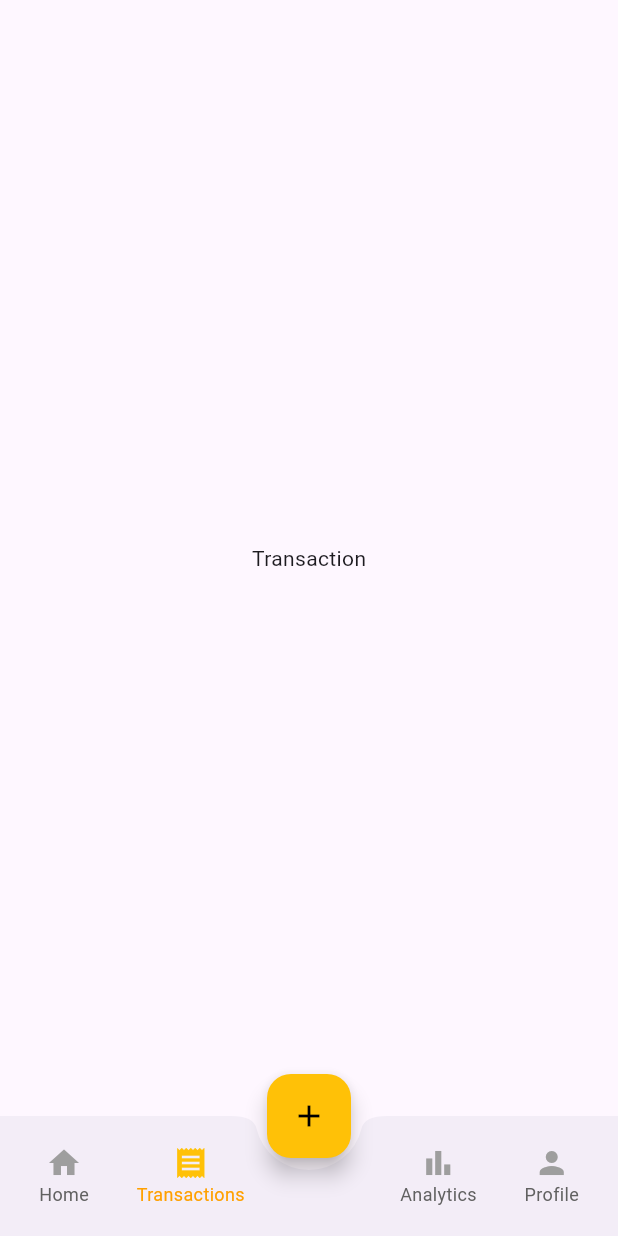
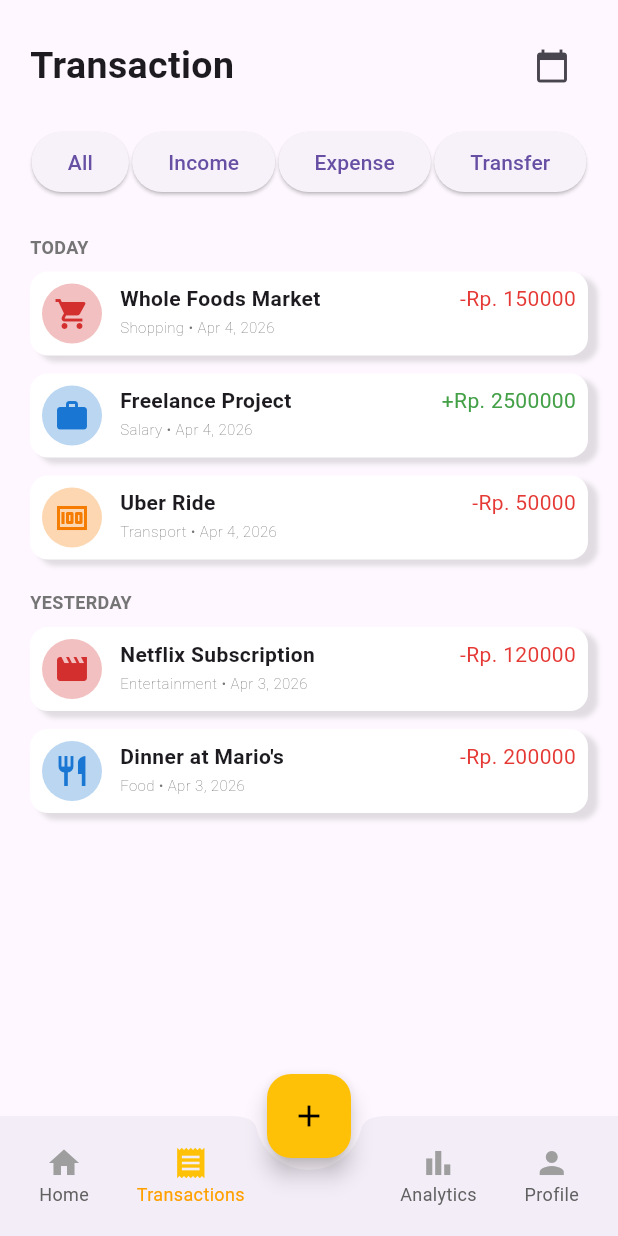
Before and after one commit to Pteraaaa/SoftEng_Kel10, a Flutter app: the TemplateScreen screen opened directly with empty values, item 2 of the bottom bar chosen, on a phone screen of 412 x 824 dp. Run offline on Flutter 3.47's test engine with Material 3 defaults, Android fonts, the phone set to English and light mode, and no system bars; our stand-ins replace google_sign_in, image_picker.

Commit message:
Transaction Screen 1

```diff
--- a/myapp/lib/Screens/TransactionScreen.dart
+++ b/myapp/lib/Screens/TransactionScreen.dart
@@ -1,4 +1,6 @@
 import 'package:flutter/material.dart';
+import 'package:myapp/Models/TransactionModel.dart';
+import 'package:myapp/Widgets/TransactionCard.dart';
 
 class TransactionScreen extends StatefulWidget {
   const TransactionScreen({super.key});
@@ -10,6 +12,119 @@
 class _TransactionScreenState extends State<TransactionScreen> {
   @override
   Widget build(BuildContext context) {
-    return const Center(child: Text("Transaction"));
+    final transactions = [
+      TransactionModel(
+        title: "Whole Foods Market",
+        category: "Shopping",
+        amount: 150000,
+        date: DateTime.now(),
+        isExpense: true,
+      ),
+      TransactionModel(
+        title: "Freelance Project",
+        category: "Salary",
+        amount: 2500000,
+        date: DateTime.now(),
+        isExpense: false,
+      ),
+      TransactionModel(
+        title: "Uber Ride",
+        category: "Transport",
+        amount: 50000,
+        date: DateTime.now(),
+        isExpense: true,
+      ),
+      TransactionModel(
+        title: "Netflix Subscription",
+        category: "Entertainment",
+        amount: 120000,
+        date: DateTime.now().subtract(const Duration(days: 1)),
+        isExpense: true,
+      ),
+      TransactionModel(
+        title: "Dinner at Mario's",
+        category: "Food",
+        amount: 200000,
+        date: DateTime.now().subtract(const Duration(days: 1)),
+        isExpense: true,
+      ),
+    ];
+
+    return Padding(
+      padding: EdgeInsets.all(20),
+      child: Column(
+        crossAxisAlignment: CrossAxisAlignment.start,
+        children: [
+          Row(
+            mainAxisAlignment: MainAxisAlignment.spaceBetween,
+            children: [
+              Text(
+                "Transaction",
+                style: TextStyle(fontSize: 25, fontWeight: FontWeight.bold),
+              ),
+              IconButton(onPressed: () {}, icon: Icon(Icons.calendar_today)),
+            ],
+          ),
+
+          const SizedBox(height: 16),
+
+          Row(
+            mainAxisAlignment: MainAxisAlignment.spaceAround,
+            children: [
+              ElevatedButton(onPressed: () {}, child: Text("All")),
+              ElevatedButton(onPressed: () {}, child: Text("Income")),
+              ElevatedButton(onPressed: () {}, child: Text("Expense")),
+              ElevatedButton(onPressed: () {}, child: Text("Transfer")),
+            ],
+          ),
+
+          const SizedBox(height: 16),
+
+          Expanded(
+            child: ListView(
+              children: [
+                _sectionTitle("TODAY"),
+                ...List.generate(
+                  3,
+                  (index) => TransactionCard(
+                    transaction: transactions[index],
+                    index: index,
+                  ),
+                ),
+
+                _sectionTitle("YESTERDAY"),
+                ...List.generate(
+                  2,
+                  (index) => TransactionCard(
+                    transaction: transactions[index + 3],
+                    index: index,
+                  ),
+                ),
+              ],
+            ),
+          ),
+        ],
+      ),
+    );
+  }
+
+  static Widget _FilterButton(String title) {
+    return SizedBox(
+      child: ElevatedButton(onPressed: () {}, child: Text(title)),
+    );
+  }
+
+  static Widget _sectionTitle(String title) {
+    return Padding(
+      padding: const EdgeInsets.symmetric(vertical: 8),
+      child: Text(
+        title,
+        style: TextStyle(
+          fontSize: 12,
+          fontWeight: FontWeight.bold,
+          color: Colors.grey.shade600,
+        ),
+      ),
+    );
   }
 }
```
